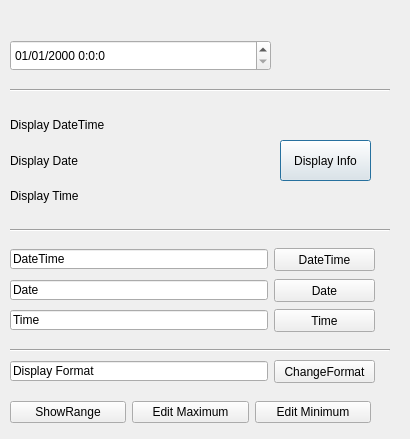
Above: 02.12 DateTimeEdit/dateTimeEditTest.ui from SebinLee/PyQt5forBeginner before the change. Below: the same form after it.
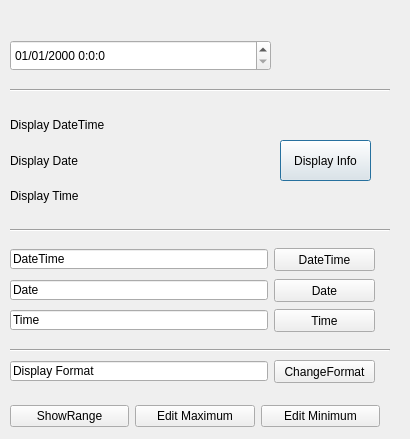
That is the form after the change.

The edit to the form file:
```diff
--- a/02.12 DateTimeEdit/dateTimeEditTest.ui
+++ b/02.12 DateTimeEdit/dateTimeEditTest.ui
@@ -208,7 +208,7 @@
     <string>ChangeFormat</string>
    </property>
   </widget>
-  <widget class="QWidget" name="">
+  <widget class="QWidget" name="layoutWidget">
    <property name="geometry">
     <rect>
      <x>10</x>
@@ -241,13 +241,13 @@
     </item>
    </layout>
   </widget>
-  <widget class="QWidget" name="">
+  <widget class="QWidget" name="layoutWidget">
    <property name="geometry">
     <rect>
      <x>10</x>
      <y>400</y>
-     <width>361</width>
-     <height>25</height>
+     <width>370</width>
+     <height>32</height>
     </rect>
    </property>
    <layout class="QHBoxLayout" name="horizontalLayout">
```
